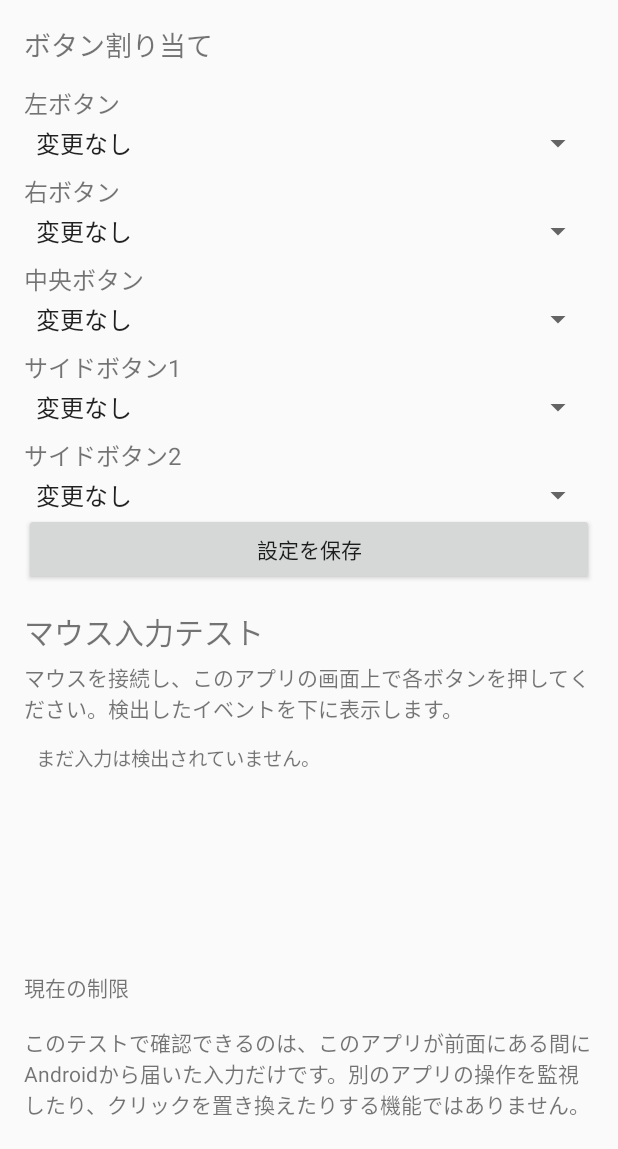
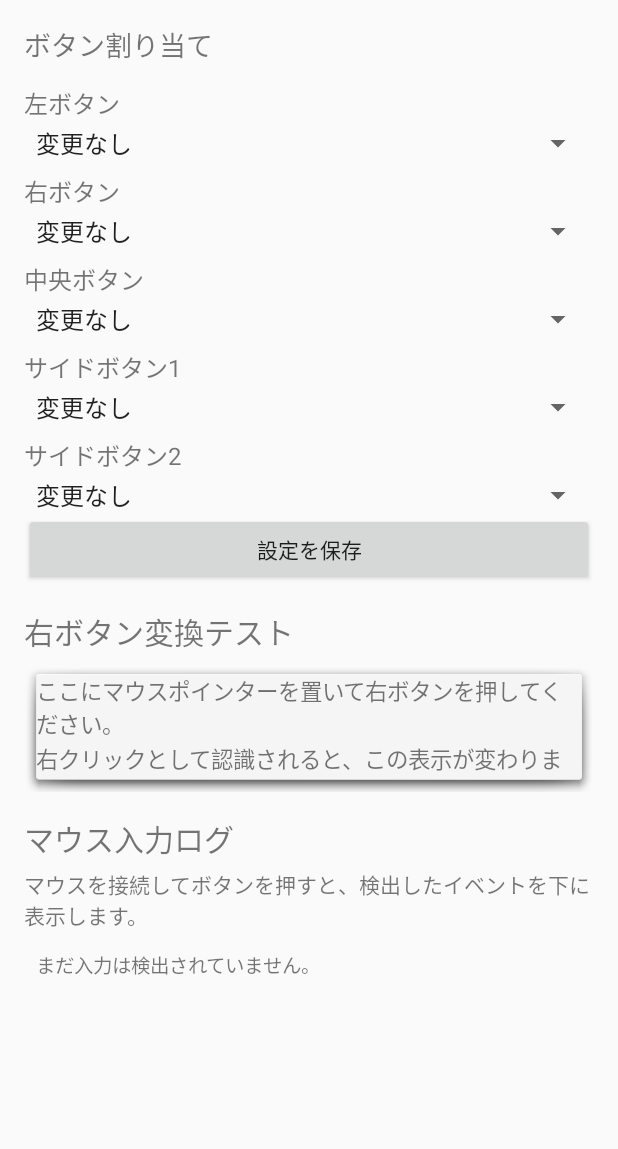
Before and after one commit to afsdsa-eng/mouse, an Android app: the screen it shows after launch (MainActivity), on a phone screen of 412 x 824 dp, the part 87-1236 px from its top. Run offline under Robolectric (Android 15) with nearby library versions, the phone set to English and light mode, and no system bars.

Commit message:
Add in-app conversion test for back button to right click

```diff
--- a/app/src/main/java/com/afsdsa/mouse/MainActivity.kt
+++ b/app/src/main/java/com/afsdsa/mouse/MainActivity.kt
@@ -4,6 +4,7 @@ import android.app.Activity
 import android.os.Bundle
 import android.view.InputDevice
 import android.view.MotionEvent
+import android.view.View
 import android.widget.ArrayAdapter
 import android.widget.Button
 import android.widget.LinearLayout
@@ -24,6 +25,7 @@ class MainActivity : Activity() {
     private val keys = listOf("left", "right", "middle", "back", "forward")
     private val spinners = mutableListOf<Spinner>()
     private lateinit var eventLog: TextView
+    private lateinit var rightClickTestArea: TextView
     private val logLines = ArrayDeque<String>()
 
     override fun onCreate(savedInstanceState: Bundle?) {
@@ -76,12 +78,33 @@ class MainActivity : Activity() {
         })
 
         root.addView(TextView(this).apply {
-            text = "マウス入力テスト"
+            text = "右ボタン変換テスト"
+            textSize = 20f
+            setPadding(0, 24, 0, 8)
+        })
+        rightClickTestArea = TextView(this).apply {
+            text = "ここにマウスポインターを置いて右ボタンを押してください。\n右クリックとして認識されると、この表示が変わります。"
+            textSize = 15f
+            setPadding(18, 28, 18, 28)
+            setBackgroundResource(android.R.drawable.dialog_holo_light_frame)
+            isClickable = true
+            setOnContextClickListener {
+                text = "右クリックを検出しました！\n物理的な「戻る」ボタン入力を、アプリ内で右クリックとして扱いました。"
+                Toast.makeText(this@MainActivity, "右クリックに変換しました（このアプリ内のみ）", Toast.LENGTH_SHORT).show()
+                true
+            }
+        }
+        root.addView(rightClickTestArea, LinearLayout.LayoutParams(
+            LinearLayout.LayoutParams.MATCH_PARENT, 130
+        ))
+
+        root.addView(TextView(this).apply {
+            text = "マウス入力ログ"
             textSize = 20f
             setPadding(0, 24, 0, 8)
         })
         root.addView(TextView(this).apply {
-            text = "マウスを接続し、このアプリの画面上で各ボタンを押してください。検出したイベントを下に表示します。"
+            text = "マウスを接続してボタンを押すと、検出したイベントを下に表示します。"
             textSize = 14f
         })
         eventLog = TextView(this).apply {
@@ -99,27 +122,49 @@ class MainActivity : Activity() {
 
         root.addView(TextView(this).apply {
             text = """
-                現在の制限
+                重要な制限
 
-                このテストで確認できるのは、このアプリが前面にある間にAndroidから届いた入力だけです。別のアプリの操作を監視したり、クリックを置き換えたりする機能ではありません。
+                この変換テストは、このアプリのテスト領域内だけで動作します。Android全体や他のアプリの右クリックを変更するものではありません。
 
-                rootなしの通常アプリでは、Android全体のマウス入力を自由に横取り・置換できる公開APIはありません。
+                右ボタンとサイドボタン下が、どちらも同じ「戻る」入力としてAndroidに届く場合、アプリから両者を区別できず、両方が右クリックに変換されます。別々に割り当てるには、OSが異なる入力として通知する必要があります。
             """.trimIndent()
             textSize = 14f
             setPadding(0, 20, 0, 0)
         })
 
-        setContentView(root)
+        setContentView(ScrollView(this).apply { addView(root) })
     }
 
     override fun dispatchGenericMotionEvent(event: MotionEvent): Boolean {
-        if (isMouseEvent(event)) logMouseEvent(event, "Generic")
+        if (isMouseEvent(event)) {
+            logMouseEvent(event, "Generic")
+            if (isInsideRightClickTestArea(event) &&
+                event.actionButton == MotionEvent.BUTTON_BACK &&
+                (event.actionMasked == MotionEvent.ACTION_BUTTON_PRESS ||
+                 event.actionMasked == MotionEvent.ACTION_BUTTON_RELEASE)
+            ) {
+                if (event.actionMasked == MotionEvent.ACTION_BUTTON_PRESS) {
+                    rightClickTestArea.performContextClick()
+                    addLog("物理ボタン「戻る」→ アプリ内右クリックに変換")
+                }
+                return true
+            }
+        }
         return super.dispatchGenericMotionEvent(event)
     }
 
     override fun dispatchTouchEvent(event: MotionEvent): Boolean {
         if (isMouseEvent(event)) logMouseEvent(event, "Touch")
         return super.dispatchTouchEvent(event)
+    }
+
+    private fun isInsideRightClickTestArea(event: MotionEvent): Boolean {
+        val location = IntArray(2)
+        rightClickTestArea.getLocationOnScreen(location)
+        val x = event.rawX
+        val y = event.rawY
+        return x >= location[0] && x <= location[0] + rightClickTestArea.width &&
+            y >= location[1] && y <= location[1] + rightClickTestArea.height
     }
 
     private fun isMouseEvent(event: MotionEvent): Boolean {
@@ -149,11 +194,14 @@ class MainActivity : Activity() {
         }.ifEmpty { listOf("なし") }.joinToString("+")
 
         val time = SimpleDateFormat("HH:mm:ss.SSS", Locale.JAPAN).format(Date())
-        val line = "$time [$route] $action / ボタン=$pressed / buttonState=${event.buttonState} / x=${event.x.toInt()} y=${event.y.toInt()}"
+        addLog("$time [$route] $action / ボタン=$pressed / buttonState=${event.buttonState} / x=${event.x.toInt()} y=${event.y.toInt()}")
+    }
+
+    private fun addLog(line: String) {
         logLines.addFirst(line)
         while (logLines.size > 30) logLines.removeLast()
         runOnUiThread {
-            eventLog.text = logLines.joinToString("\n")
+            if (::eventLog.isInitialized) eventLog.text = logLines.joinToString("\n")
         }
     }
 }
```
